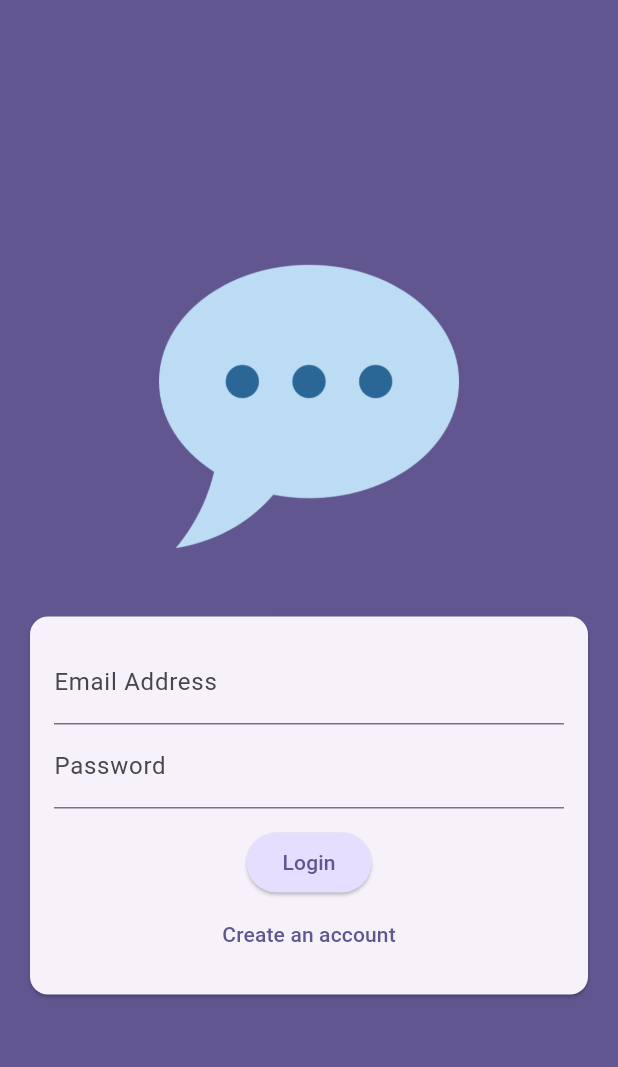
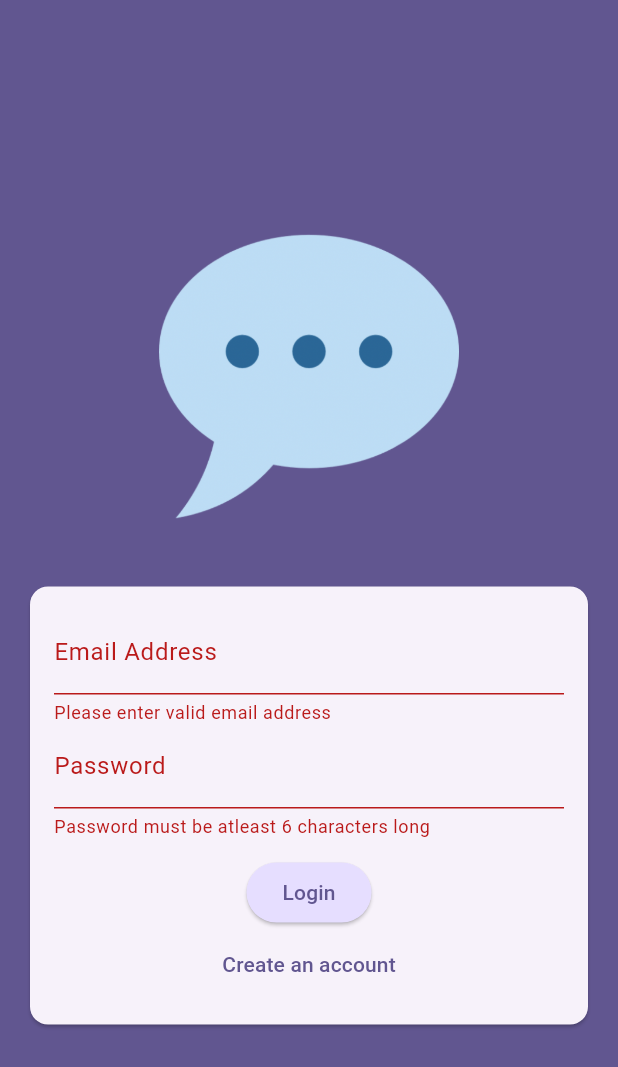
Before and after one commit to himanshu-wandhare/flutter-chat-app, a Flutter app: the screen it shows after launch, after a tap on "Login", on a phone screen of 412 x 824 dp. Shown: the top 1067 px of the screen. Run offline on Flutter 3.47's test engine with Material 3 defaults, Android fonts, the phone set to English and light mode, and no system bars; our stand-ins replace flutter_dotenv, image_picker, supabase_flutter; accounts and stored records are empty.

```diff
--- a/lib/main.dart
+++ b/lib/main.dart
@@ -1,17 +1,23 @@
-import 'package:firebase_auth/firebase_auth.dart';
+// import 'package:firebase_auth/firebase_auth.dart';
 import 'package:flutter/material.dart';
 import 'package:flutter_chat_app/screens/auth.dart';
 import 'package:flutter_chat_app/screens/chat.dart';
 import 'package:flutter_chat_app/screens/splash.dart';
 import 'package:flutter_dotenv/flutter_dotenv.dart';
 
-import 'package:firebase_core/firebase_core.dart';
-import 'firebase_options.dart';
+import 'package:supabase_flutter/supabase_flutter.dart';
+
+// import 'package:firebase_core/firebase_core.dart';
+// import 'firebase_options.dart';
 
 Future main() async {
   WidgetsFlutterBinding.ensureInitialized();
-  await Firebase.initializeApp(options: DefaultFirebaseOptions.currentPlatform);
   await dotenv.load(fileName: ".env");
+  // await Firebase.initializeApp(options: DefaultFirebaseOptions.currentPlatform);
+  await Supabase.initialize(
+    url: dotenv.env['SUPABASE_URL']!,
+    anonKey: dotenv.env['ANON_KEY']!,
+  );
   runApp(const App());
 }
 
@@ -27,16 +33,24 @@ class App extends StatelessWidget {
           seedColor: const Color.fromARGB(255, 63, 17, 177),
         ),
       ),
-      home: StreamBuilder(
-        stream: FirebaseAuth.instance.authStateChanges(),
+      home: StreamBuilder<AuthState>(
+        // stream: FirebaseAu0th.instance.authStateChanges(),
+        stream: Supabase.instance.client.auth.onAuthStateChange,
         builder: (ctx, snapshot) {
           if (snapshot.connectionState == ConnectionState.waiting) {
             return const SplashScreen();
           }
-          if (snapshot.hasData) {
+
+          final event = snapshot.data?.event;
+          if (event == AuthChangeEvent.signedIn) {
             return const ChatScreen();
           }
+
           return const AuthScreen();
+          // if (snapshot.hasData) {
+          //   return const ChatScreen();
+          // }
+          // return const AuthScreen();
         },
       ),
     );
--- a/lib/screens/auth.dart
+++ b/lib/screens/auth.dart
@@ -1,7 +1,10 @@
-import 'package:firebase_auth/firebase_auth.dart';
+// import 'package:firebase_auth/firebase_auth.dart';
 import 'package:flutter/material.dart';
+import 'package:flutter_chat_app/widgets/user_image_picker.dart';
+import 'package:supabase_flutter/supabase_flutter.dart';
 
-final _firebase = FirebaseAuth.instance;
+// final _firebase = FirebaseAuth.instance;
+final _supabase = Supabase.instance.client;
 
 class AuthScreen extends StatefulWidget {
   const AuthScreen({super.key});
@@ -28,22 +31,42 @@ class _AuthScreenState extends State<AuthScreen> {
 
     try {
       if (_isLoginScreen) {
-        final userCredentials = await _firebase.signInWithEmailAndPassword(
+        // final userCredentials = await _firebase.signInWithEmailAndPassword(
+        //   email: _email,
+        //   password: _password,
+        // );
+        // print(userCredentials);
+
+        final AuthResponse res = await _supabase.auth.signInWithPassword(
           email: _email,
           password: _password,
         );
+
+        final Session? session = res.session;
+        final User? user = res.user;
       } else {
-        final userCredentials = await _firebase.createUserWithEmailAndPassword(
+        final AuthResponse res = await _supabase.auth.signUp(
           email: _email,
           password: _password,
         );
+
+        final Session? session = res.session;
+        final User? user = res.user;
+
+        // final userCredentials = await _firebase.createUserWithEmailAndPassword(
+        //   email: _email,
+        //   password: _password,
+        // );
+        // print(userCredentials);
       }
-    } on FirebaseAuthException catch (error) {
+      // } on FirebaseAuthException catch (error) {
+    } on AuthException catch (error) {
       if (error.code == 'email-already-in-use') {
       } else {
         ScaffoldMessenger.of(context).clearSnackBars();
         ScaffoldMessenger.of(context).showSnackBar(
-          SnackBar(content: Text(error.message ?? "Authentication Failed")),
+          // SnackBar(content: Text(error.message ?? "Authentication Failed")),
+          SnackBar(content: Text(error.message)),
         );
       }
     }
@@ -73,11 +96,12 @@ class _AuthScreenState extends State<AuthScreen> {
                 child: SingleChildScrollView(
                   child: Padding(
                     padding: const EdgeInsets.all(16),
-                    key: _form,
                     child: Form(
+                      key: _form,
                       child: Column(
                         mainAxisSize: MainAxisSize.min,
                         children: [
+                          if (!_isLoginScreen) const UserImagePicker(),
                           TextFormField(
                             decoration: const InputDecoration(
                               labelText: "Email Address",
--- a/lib/screens/splash.dart
+++ b/lib/screens/splash.dart
@@ -5,6 +5,9 @@ class SplashScreen extends StatelessWidget {
 
   @override
   Widget build(BuildContext context) {
-    return const Center(child: Text("Loading..."));
+    return Scaffold(
+      appBar: AppBar(title: const Text("FlutterChat")),
+      body: const Center(child: Text("Loading...")),
+    );
   }
 }
--- a/pubspec.yaml
+++ b/pubspec.yaml
@@ -35,8 +35,8 @@ dependencies:
     # Use with the CupertinoIcons class for iOS style icons.
     cupertino_icons: ^1.0.8
     flutter_dotenv: ^5.2.1
-    firebase_core: ^3.13.1
-    firebase_auth: ^5.5.4
+    supabase_flutter: ^2.9.1
+    image_picker: ^1.1.2
 
 dev_dependencies:
     flutter_test:
```
Also changed, not shown: lib/screens/chat.dart (+8 -3 lines), lib/widgets/user_image_picker.dart (added, +51 -0 lines), pubspec.lock, 6 other files.
